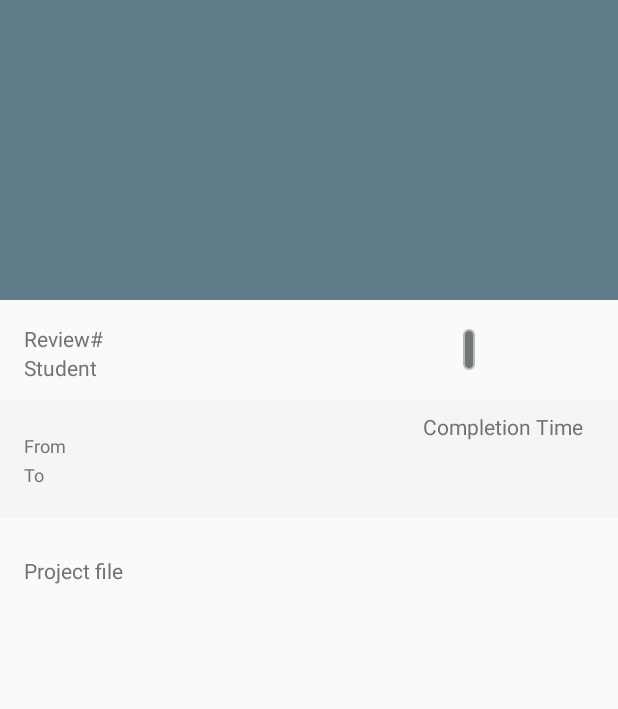
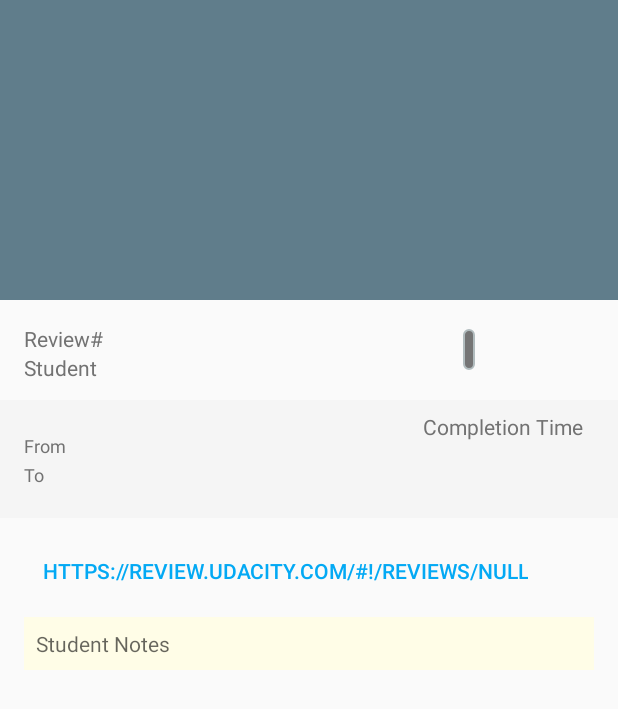
Before and after one commit to throwrocks/android-udacity-reviews, an Android app: the ReviewsDetailActivity screen opened directly, with no data from a screen before it, on a phone screen of 412 x 824 dp. Shown: the top 709 px of the screen. Run offline under Robolectric (Android 15) with nearby library versions, the phone set to English and light mode, and no system bars; 2 statements that could not run were skipped.

Commit message:
Added students notes and link to code review.

```diff
--- a/app/src/main/java/rocks/athrow/android_udacity_reviews/Data/API.java
+++ b/app/src/main/java/rocks/athrow/android_udacity_reviews/Data/API.java
@@ -29,6 +29,7 @@ class API {
 
     /**
      * callAPI
+     *
      * @return
      */
     public String callAPI (){
--- a/app/src/main/java/rocks/athrow/android_udacity_reviews/ReviewListAdapter.java
+++ b/app/src/main/java/rocks/athrow/android_udacity_reviews/ReviewListAdapter.java
@@ -41,7 +41,7 @@ public class ReviewListAdapter extends RealmRecyclerViewAdapter<Review> {
             viewUserName = (TextView) view.findViewById(R.id.review_user_name);
             viewResult = (TextView) view.findViewById(R.id.review_result);
             viewReviewId = (TextView) view.findViewById(R.id.review_id);
-            viewFilename = (TextView) view.findViewById(R.id.review_detail_archive_filename);
+
         }
     }
 
@@ -72,6 +72,7 @@ public class ReviewListAdapter extends RealmRecyclerViewAdapter<Review> {
         final String userName = reviewRecord.getUser_name();
         final String result = reviewRecord.getResult();
         final String archiveUrl = reviewRecord.getArchive_url();
+        final String studentNotes = reviewRecord.getNotes();
         //------------------------------------------------------------------------------------------
         // Format the dates for the List and Detail Views
         //------------------------------------------------------------------------------------------
@@ -128,6 +129,7 @@ public class ReviewListAdapter extends RealmRecyclerViewAdapter<Review> {
                 viewDetailsActivity.putExtra("archive_url", archiveUrl);
                 viewDetailsActivity.putExtra("filename", fileName);
                 viewDetailsActivity.putExtra("elapsed_time", elapsedTime);
+                viewDetailsActivity.putExtra("notes", studentNotes);
 
                 context.startActivity(viewDetailsActivity);
             }
--- a/app/src/main/java/rocks/athrow/android_udacity_reviews/ReviewsDetailActivity.java
+++ b/app/src/main/java/rocks/athrow/android_udacity_reviews/ReviewsDetailActivity.java
@@ -62,6 +62,10 @@ public class ReviewsDetailActivity extends AppCompatActivity {
                     ReviewsDetailActivityFragment.ARG_FILENAME,
                     intent.getStringExtra(ReviewsDetailActivityFragment.ARG_FILENAME)
             );
+            arguments.putString(
+                    ReviewsDetailActivityFragment.ARG_STUDENT_NOTES,
+                    intent.getStringExtra(ReviewsDetailActivityFragment.ARG_STUDENT_NOTES)
+            );
 
 
             ReviewsDetailActivityFragment fragment = new ReviewsDetailActivityFragment();
--- a/app/src/main/java/rocks/athrow/android_udacity_reviews/ReviewsDetailActivityFragment.java
+++ b/app/src/main/java/rocks/athrow/android_udacity_reviews/ReviewsDetailActivityFragment.java
@@ -1,6 +1,8 @@
 package rocks.athrow.android_udacity_reviews;
 
 import android.app.Activity;
+import android.content.Intent;
+import android.net.Uri;
 import android.support.design.widget.CollapsingToolbarLayout;
 import android.support.v4.app.Fragment;
 import android.os.Bundle;
@@ -9,6 +11,7 @@ import android.util.Log;
 import android.view.LayoutInflater;
 import android.view.View;
 import android.view.ViewGroup;
+import android.widget.Button;
 import android.widget.TextView;
 
 import org.w3c.dom.Text;
@@ -31,6 +34,7 @@ public class ReviewsDetailActivityFragment extends Fragment {
     public static final String ARG_ELAPSED_TIME = "elapsed_time";
     public static final String ARG_ARCHIVE_URL = "archive_url";
     public static final String ARG_FILENAME = "filename";
+    public static final String ARG_STUDENT_NOTES = "notes";
     private String projectName;
     private String reviewId;
     private String userName;
@@ -38,8 +42,10 @@ public class ReviewsDetailActivityFragment extends Fragment {
     private String completedAt;
     private String result;
     private String elapsedTime;
+    private String reviewUrl;
     private String archiveUrl;
     private String fileName;
+    private String studentNotes;
 
     /**
      * Mandatory empty constructor for the fragment manager to instantiate the
@@ -60,8 +66,12 @@ public class ReviewsDetailActivityFragment extends Fragment {
         completedAt = getArguments().getString(ARG_COMPLETED_AT);
         result = getArguments().getString(ARG_RESULT);
         elapsedTime = getArguments().getString(ARG_ELAPSED_TIME);
+        reviewUrl = "https://review.udacity.com/#!/reviews/" + reviewId;
         archiveUrl = getArguments().getString(ARG_ARCHIVE_URL);
+        studentNotes = getArguments().getString(ARG_STUDENT_NOTES);
+
         fileName = getArguments().getString(ARG_FILENAME);
+
 
         if (getArguments().containsKey(ARG_PROJECT_NAME)) {
             // Load the dummy content specified by the fragment
@@ -90,7 +100,8 @@ public class ReviewsDetailActivityFragment extends Fragment {
         TextView completedAtView = (TextView) rootView.findViewById(R.id.review_detail_completed_at);
         TextView resultView = (TextView) rootView.findViewById(R.id.review_detail_result);
         TextView elapsedTimeView = (TextView) rootView.findViewById(R.id.review_detail_elapsed_time);
-        TextView filenameView = (TextView) rootView.findViewById(R.id.review_detail_archive_filename);
+        Button reviewButton = (Button) rootView.findViewById(R.id.review_details_project_review);
+        TextView studentNotesView = (TextView) rootView.findViewById(R.id.review_detail_student_notes);
         // Set the views
         reviewIdView.setText(reviewId);
         userNameView.setText(userName);
@@ -98,7 +109,9 @@ public class ReviewsDetailActivityFragment extends Fragment {
         completedAtView.setText(completedAt);
         resultView.setText(result);
         elapsedTimeView.setText(elapsedTime);
-        filenameView.setText(fileName);
+        reviewButton.setText(reviewUrl);
+        studentNotesView.setText(studentNotes);
+
 
         if (result.equals("passed")) {
             resultView.setBackground(ContextCompat.getDrawable(getContext(), R.drawable.badge_passed) );
@@ -109,6 +122,19 @@ public class ReviewsDetailActivityFragment extends Fragment {
 
         }
 
+        // Set the button to open the file
+        reviewButton.setOnClickListener(new View.OnClickListener() {
+            @Override
+            public void onClick(View view) {
+                String url =  reviewUrl;
+                Intent i = new Intent(Intent.ACTION_VIEW);
+                i.setData(Uri.parse(url));
+                startActivity(i);
+            }
+        });
+
+
+
 
         return rootView;
     }
--- a/app/src/main/res/layout-w900dp/reviews_list.xml
+++ b/app/src/main/res/layout-w900dp/reviews_list.xml
@@ -27,7 +27,7 @@
         android:layout_marginRight="16dp"
         app:layoutManager="LinearLayoutManager"
         tools:context=".ReviewListActivity"
-        tools:listitem="@layout/review_list_content" />
+        tools:listitem="@layout/reviews_list" />
 
     <FrameLayout
         android:id="@+id/review_detail_container"
--- a/app/src/main/res/layout/fragment_reviews_detail.xml
+++ b/app/src/main/res/layout/fragment_reviews_detail.xml
@@ -179,29 +179,40 @@
 
     <!--============================================================================================
 
-     Project download
+     Project download https://review.udacity.com/#!/reviews/171315
 
      =============================================================================================-->
     <LinearLayout
         android:layout_marginEnd="16dp"
         android:layout_marginStart="16dp"
         android:layout_width="wrap_content"
+        android:layout_gravity="start"
+        android:layout_height="wrap_content"
+        android:layout_marginBottom="4dp"
+        android:orientation="horizontal">
+        <Button
+            android:id="@+id/review_details_project_review"
+            style="?android:attr/buttonBarButtonStyle"
+            android:layout_width="wrap_content"
+            android:layout_height="wrap_content" />
+    </LinearLayout>
+
+
+
+    <LinearLayout
+        android:layout_marginEnd="16dp"
+        android:layout_marginStart="16dp"
+        android:layout_width="match_parent"
         android:layout_height="wrap_content"
         android:layout_marginBottom="4dp"
         android:orientation="horizontal">
 
         <TextView
-            android:id="@+id/review_detail_archive_filename_label"
-            style="@style/labelStyle"
-            android:layout_width="wrap_content"
-            android:layout_height="wrap_content"
-            android:labelFor="@+id/review_detail_archive_filename"
-            android:text="Project file " />
-
-        <Button
-            android:id="@+id/review_detail_archive_filename"
-            style="?android:attr/buttonBarButtonStyle"
-            android:layout_width="wrap_content"
+            android:background="#FFFDE7"
+            android:padding="8dp"
+            android:hint="Student Notes"
+            android:id="@+id/review_detail_student_notes"
+            android:layout_width="match_parent"
             android:layout_height="wrap_content" />
     </LinearLayout>
 
```
Also changed, not shown: app/src/main/java/rocks/athrow/android_udacity_reviews/Data/JSONParser.java (+5 -19 lines), app/src/main/java/rocks/athrow/android_udacity_reviews/Data/Review.java (+9 -0 lines), app/src/main/java/rocks/athrow/android_udacity_reviews/Data/UpdateRealm.java (+2 -10 lines).
